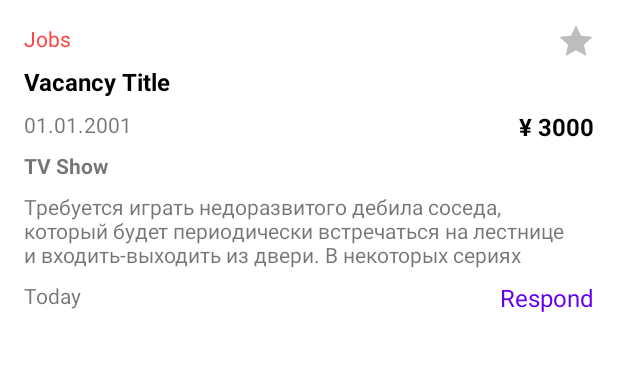
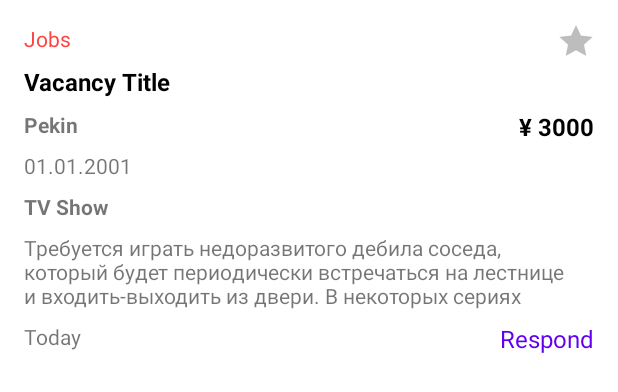
Before and after one commit to NLCodeTeam/faa-demo, an Android app: the layout item_vacancy.xml on its own in the app's theme, with its tools: preview values and no code run, on a phone screen of 412 x 824 dp. Shown: the top 392 px of the screen. Run offline under Robolectric (Android 15) with nearby library versions, the phone set to English and light mode, and no system bars.

Commit message:
Подготовил все что можно

```diff
--- a/app/src/main/java/com/kapait/faa/ui/home/DetailsFragment.kt
+++ b/app/src/main/java/com/kapait/faa/ui/home/DetailsFragment.kt
@@ -58,7 +58,7 @@ class DetailsFragment : Fragment() {
     private fun initViews(vacancy: Vacancy) {
       //  homeViewModel.loadSkills(vacancy.)
         titleView.text = vacancy.title
-        currencyView.text = vacancy.compensation.toInt().toString()
+        currencyView.text = "¥ ${vacancy.compensation.toInt()}"
         descriptionView.text = vacancy.details
         dateView.text = getDate(vacancy)
         jobTypeView.text = vacancy.vacancyTypeId
--- a/app/src/main/java/com/kapait/faa/ui/home/adapter/VacancyItemAdapter.kt
+++ b/app/src/main/java/com/kapait/faa/ui/home/adapter/VacancyItemAdapter.kt
@@ -44,7 +44,7 @@ class VacancyHolder(itemView: View): RecyclerView.ViewHolder(itemView) {
     fun bind(vacancy: Vacancy?) {
         if (vacancy != null) {
             titleView.text = vacancy.title
-            currencyView.text = vacancy.compensation.toInt().toString()
+            currencyView.text = "¥ ${vacancy.compensation.toInt().toString()}"
             descriptionView.text = vacancy.details
             dateView.text = getDate(vacancy)
             jobTypeView.text = vacancy.vacancyTypeId
--- a/app/src/main/res/layout/item_vacancy.xml
+++ b/app/src/main/res/layout/item_vacancy.xml
@@ -43,14 +43,15 @@
         tools:text="Vacancy Title" />
 
     <TextView
-        android:id="@+id/item_date"
+        android:id="@+id/item_location"
         android:layout_width="wrap_content"
         android:layout_height="wrap_content"
         android:layout_marginTop="@dimen/paddingXS"
+        android:textStyle="bold"
         app:layout_constraintRight_toLeftOf="@+id/item_currency"
         app:layout_constraintStart_toStartOf="parent"
         app:layout_constraintTop_toBottomOf="@+id/item_title"
-        tools:text="01.01.2001" />
+        tools:text="Pekin" />
 
     <TextView
         android:id="@+id/item_currency"
@@ -61,9 +62,19 @@
         android:textStyle="bold"
         android:layout_marginTop="@dimen/paddingXS"
         app:layout_constraintEnd_toEndOf="parent"
-        app:layout_constraintLeft_toRightOf="@id/item_date"
+        app:layout_constraintLeft_toRightOf="@id/item_location"
         app:layout_constraintTop_toBottomOf="@+id/item_title"
         tools:text="¥ 3000" />
+
+    <TextView
+        android:id="@+id/item_date"
+        android:layout_width="wrap_content"
+        android:layout_height="wrap_content"
+        android:layout_marginTop="@dimen/paddingXS"
+        app:layout_constraintRight_toLeftOf="parent"
+        app:layout_constraintStart_toStartOf="parent"
+        app:layout_constraintTop_toBottomOf="@+id/item_location"
+        tools:text="01.01.2001" />
 
     <TextView
         android:id="@+id/item_job_type"
```
